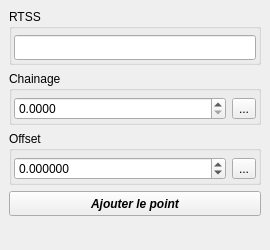
Qt form interfaces/fenetre_create_geometry.ui (xbourbeau/outils_MTQ_chainage) before a commit.
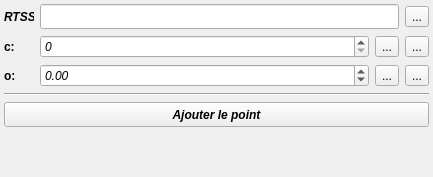
The same form after that commit.

Commit message:
Add input window to create geometry
Ajouter une fenêtre qui permet de saisir, le point avec un rtss chainage et offset pour la création de géometrie.

```diff
--- a/interfaces/fenetre_create_geometry.ui
+++ b/interfaces/fenetre_create_geometry.ui
@@ -6,34 +6,88 @@
    <rect>
     <x>0</x>
     <y>0</y>
-    <width>270</width>
-    <height>250</height>
+    <width>433</width>
+    <height>177</height>
    </rect>
   </property>
   <property name="windowTitle">
    <string>Création de géometrie</string>
   </property>
   <widget class="QWidget" name="dockWidgetContents">
-   <layout class="QGridLayout" name="gridLayout_4">
-    <item row="0" column="0">
-     <widget class="QGroupBox" name="groupBox">
-      <property name="title">
-       <string>RTSS</string>
-      </property>
       <layout class="QGridLayout" name="gridLayout">
        <property name="leftMargin">
-        <number>2</number>
+     <number>4</number>
        </property>
        <property name="topMargin">
-        <number>6</number>
+     <number>4</number>
        </property>
        <property name="rightMargin">
-        <number>2</number>
+     <number>4</number>
        </property>
        <property name="bottomMargin">
-        <number>2</number>
-       </property>
+     <number>4</number>
+    </property>
+    <item row="4" column="0">
+     <widget class="QPushButton" name="btn_add">
+      <property name="minimumSize">
+       <size>
+        <width>0</width>
+        <height>25</height>
+       </size>
+      </property>
+      <property name="font">
+       <font>
+        <weight>75</weight>
+        <italic>true</italic>
+        <bold>true</bold>
+       </font>
+      </property>
+      <property name="focusPolicy">
+       <enum>Qt::StrongFocus</enum>
+      </property>
+      <property name="text">
+       <string>Ajouter le point</string>
+      </property>
+      <property name="shortcut">
+       <string>Return</string>
+      </property>
+     </widget>
+    </item>
        <item row="0" column="0">
+     <layout class="QHBoxLayout" name="horizontalLayout">
+      <item>
+       <widget class="QLabel" name="label_3">
+        <property name="sizePolicy">
+         <sizepolicy hsizetype="Fixed" vsizetype="Preferred">
+          <horstretch>0</horstretch>
+          <verstretch>0</verstretch>
+         </sizepolicy>
+        </property>
+        <property name="minimumSize">
+         <size>
+          <width>30</width>
+          <height>0</height>
+         </size>
+        </property>
+        <property name="maximumSize">
+         <size>
+          <width>30</width>
+          <height>16777215</height>
+         </size>
+        </property>
+        <property name="font">
+         <font>
+          <weight>75</weight>
+          <italic>true</italic>
+          <bold>true</bold>
+         </font>
+        </property>
+        <property name="text">
+         <string>RTSS:</string>
+        </property>
+       </widget>
+      </item>
+      <item>
         <widget class="QLineEdit" name="txt_rtss">
          <property name="minimumSize">
           <size>
@@ -41,46 +95,22 @@
            <height>25</height>
           </size>
          </property>
+        <property name="font">
+         <font>
+          <pointsize>10</pointsize>
+          <italic>true</italic>
+         </font>
+        </property>
+        <property name="focusPolicy">
+         <enum>Qt::ClickFocus</enum>
+        </property>
          <property name="maxLength">
           <number>20</number>
          </property>
         </widget>
        </item>
-      </layout>
-     </widget>
-    </item>
-    <item row="1" column="0">
-     <widget class="QGroupBox" name="groupBox_2">
-      <property name="title">
-       <string>Chainage</string>
-      </property>
-      <layout class="QGridLayout" name="gridLayout_2">
-       <property name="leftMargin">
-        <number>2</number>
-       </property>
-       <property name="topMargin">
-        <number>6</number>
-       </property>
-       <property name="rightMargin">
-        <number>2</number>
-       </property>
-       <property name="bottomMargin">
-        <number>2</number>
-       </property>
-       <item row="0" column="0">
-        <layout class="QHBoxLayout" name="horizontalLayout_2">
          <item>
-          <widget class="QDoubleSpinBox" name="spx_chainage">
-           <property name="decimals">
-            <number>4</number>
-           </property>
-           <property name="maximum">
-            <double>100000.000000000000000</double>
-           </property>
-          </widget>
-         </item>
-         <item>
-          <widget class="QToolButton" name="act_lock_chainage">
+       <widget class="QToolButton" name="act_interpolate_rtss">
            <property name="focusPolicy">
             <enum>Qt::NoFocus</enum>
            </property>
@@ -90,34 +120,61 @@
           </widget>
          </item>
         </layout>
-       </item>
-      </layout>
-     </widget>
     </item>
     <item row="2" column="0">
-     <widget class="QGroupBox" name="groupBox_3">
-      <property name="title">
-       <string>Offset</string>
-      </property>
-      <layout class="QGridLayout" name="gridLayout_3">
-       <property name="leftMargin">
-        <number>2</number>
-       </property>
-       <property name="topMargin">
-        <number>6</number>
-       </property>
-       <property name="rightMargin">
-        <number>2</number>
-       </property>
-       <property name="bottomMargin">
-        <number>2</number>
-       </property>
-       <item row="0" column="0">
         <layout class="QHBoxLayout" name="horizontalLayout_3">
+      <item>
+       <widget class="QLabel" name="label">
+        <property name="sizePolicy">
+         <sizepolicy hsizetype="Minimum" vsizetype="Minimum">
+          <horstretch>0</horstretch>
+          <verstretch>0</verstretch>
+         </sizepolicy>
+        </property>
+        <property name="minimumSize">
+         <size>
+          <width>30</width>
+          <height>0</height>
+         </size>
+        </property>
+        <property name="maximumSize">
+         <size>
+          <width>30</width>
+          <height>16777215</height>
+         </size>
+        </property>
+        <property name="font">
+         <font>
+          <weight>75</weight>
+          <bold>true</bold>
+         </font>
+        </property>
+        <property name="text">
+         <string>o:</string>
+        </property>
+       </widget>
+      </item>
          <item>
           <widget class="QDoubleSpinBox" name="spx_offset">
+        <property name="sizePolicy">
+         <sizepolicy hsizetype="MinimumExpanding" vsizetype="Fixed">
+          <horstretch>0</horstretch>
+          <verstretch>0</verstretch>
+         </sizepolicy>
+        </property>
+        <property name="font">
+         <font>
+          <pointsize>9</pointsize>
+          <weight>50</weight>
+          <italic>true</italic>
+          <bold>false</bold>
+         </font>
+        </property>
+        <property name="focusPolicy">
+         <enum>Qt::WheelFocus</enum>
+        </property>
            <property name="decimals">
-            <number>6</number>
+         <number>2</number>
            </property>
            <property name="minimum">
             <double>-10000.000000000000000</double>
@@ -140,35 +197,102 @@
            </property>
           </widget>
          </item>
-        </layout>
-       </item>
-      </layout>
-     </widget>
-    </item>
-    <item row="3" column="0">
-     <widget class="QPushButton" name="btn_add">
+      <item>
+       <widget class="QToolButton" name="act_param_offset">
+        <property name="focusPolicy">
+         <enum>Qt::NoFocus</enum>
+        </property>
+        <property name="text">
+         <string>...</string>
+        </property>
+       </widget>
+      </item>
+     </layout>
+    </item>
+    <item row="1" column="0">
+     <layout class="QHBoxLayout" name="horizontalLayout_2">
+      <item>
+       <widget class="QLabel" name="label_2">
+        <property name="sizePolicy">
+         <sizepolicy hsizetype="Minimum" vsizetype="Minimum">
+          <horstretch>0</horstretch>
+          <verstretch>0</verstretch>
+         </sizepolicy>
+        </property>
       <property name="minimumSize">
        <size>
-        <width>0</width>
-        <height>25</height>
+          <width>30</width>
+          <height>0</height>
+         </size>
+        </property>
+        <property name="maximumSize">
+         <size>
+          <width>30</width>
+          <height>16777215</height>
        </size>
       </property>
       <property name="font">
        <font>
         <weight>75</weight>
-        <italic>true</italic>
         <bold>true</bold>
        </font>
       </property>
       <property name="text">
-       <string>Ajouter le point</string>
-      </property>
-      <property name="shortcut">
-       <string>Return</string>
-      </property>
-     </widget>
-    </item>
-    <item row="4" column="0">
+         <string>c:</string>
+        </property>
+       </widget>
+      </item>
+      <item>
+       <widget class="QDoubleSpinBox" name="spx_chainage">
+        <property name="sizePolicy">
+         <sizepolicy hsizetype="MinimumExpanding" vsizetype="Fixed">
+          <horstretch>0</horstretch>
+          <verstretch>0</verstretch>
+         </sizepolicy>
+        </property>
+        <property name="font">
+         <font>
+          <pointsize>9</pointsize>
+          <italic>true</italic>
+         </font>
+        </property>
+        <property name="focusPolicy">
+         <enum>Qt::WheelFocus</enum>
+        </property>
+        <property name="showGroupSeparator" stdset="0">
+         <bool>false</bool>
+        </property>
+        <property name="decimals">
+         <number>0</number>
+        </property>
+        <property name="maximum">
+         <double>100000.000000000000000</double>
+        </property>
+       </widget>
+      </item>
+      <item>
+       <widget class="QToolButton" name="act_lock_chainage">
+        <property name="focusPolicy">
+         <enum>Qt::NoFocus</enum>
+        </property>
+        <property name="text">
+         <string>...</string>
+        </property>
+       </widget>
+      </item>
+      <item>
+       <widget class="QToolButton" name="act_param_chainage">
+        <property name="focusPolicy">
+         <enum>Qt::NoFocus</enum>
+        </property>
+        <property name="text">
+         <string>...</string>
+        </property>
+       </widget>
+      </item>
+     </layout>
+    </item>
+    <item row="5" column="0">
      <spacer name="verticalSpacer">
       <property name="orientation">
        <enum>Qt::Vertical</enum>
@@ -181,6 +305,13 @@
       </property>
      </spacer>
     </item>
+    <item row="3" column="0">
+     <widget class="Line" name="line">
+      <property name="orientation">
+       <enum>Qt::Horizontal</enum>
+      </property>
+     </widget>
+    </item>
    </layout>
   </widget>
  </widget>
```
Left out of the diff: 7 changed lines with no effect on the pictures. Lines whose indentation alone changed are shown as unchanged. The commit also changes 53 other files.
